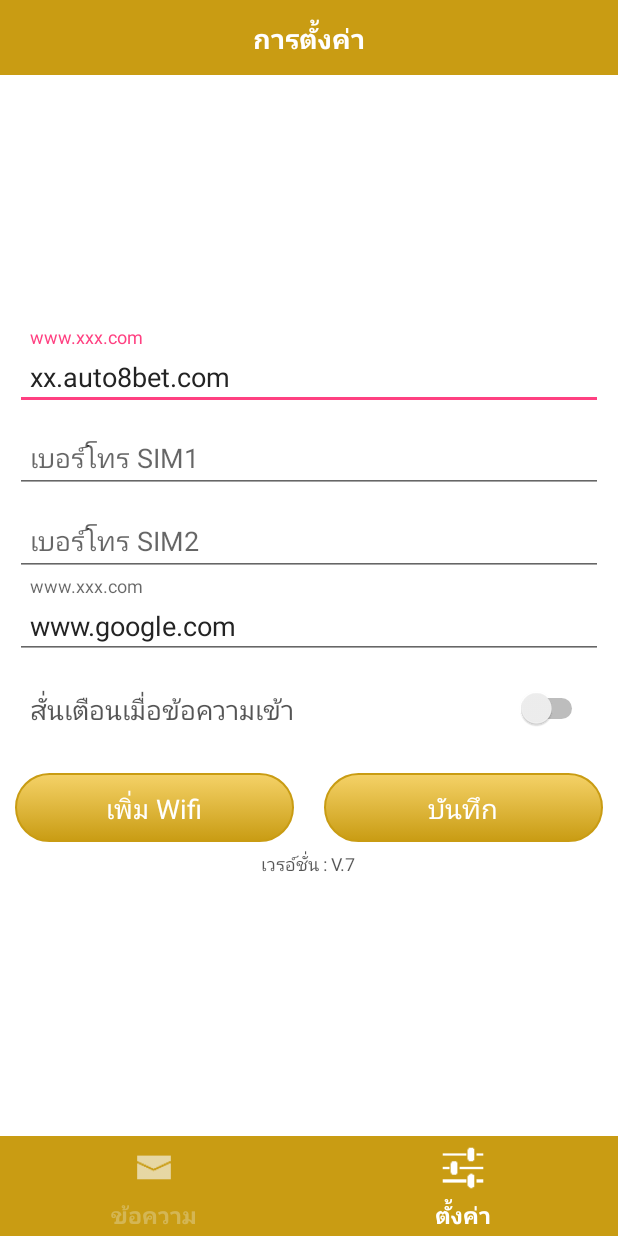
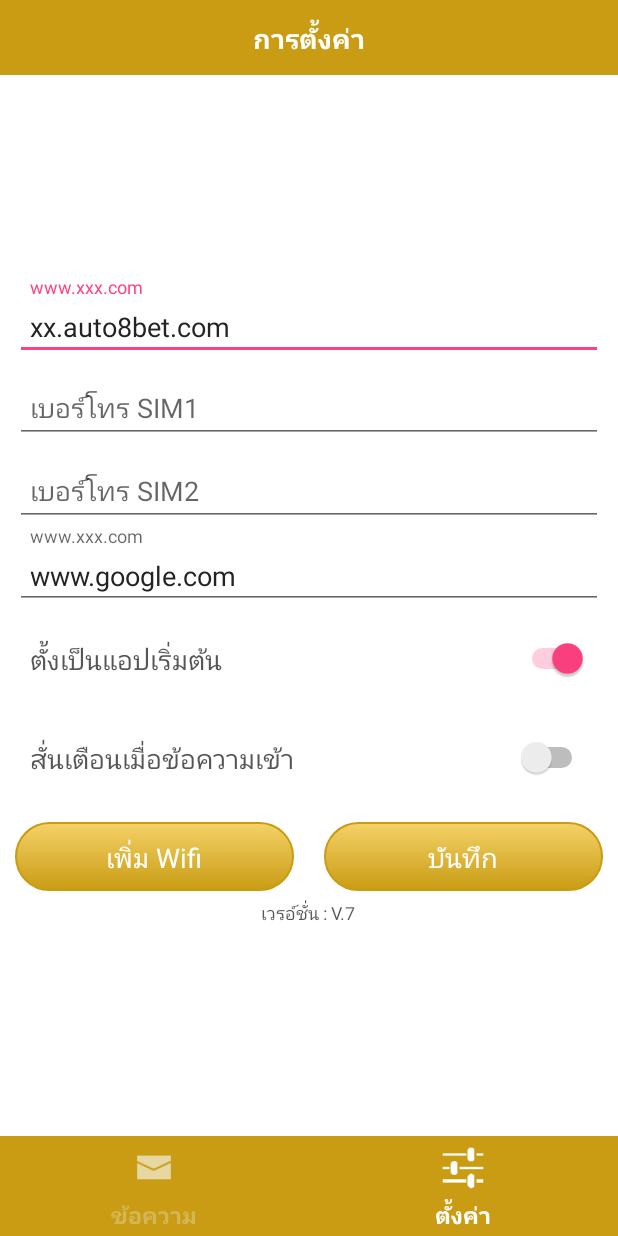
Before and after one commit to mvksc/SC_SmsCall8New, an Android app: the screen it shows after launch (MainActivity), on a phone screen of 412 x 824 dp. Run offline under Robolectric (Android 15) with nearby library versions, the phone set to English and light mode, and no system bars; libraries missing offline, so code that uses them is left out: com.inthecheesefactory.thecheeselibrary, com.squareup.okhttp, com.squareup.otto; 5 statements that could not run were skipped.

Commit message:
add set default app V8

```diff
--- a/app/src/main/AndroidManifest.xml
+++ b/app/src/main/AndroidManifest.xml
@@ -25,7 +25,8 @@
         android:icon="@mipmap/ic_launcher"
         android:label="@string/app_name"
         android:theme="@style/AppTheme"
-        android:name=".MainApplication">
+        android:name=".MainApplication"
+        android:fullBackupContent="false">
         <activity
             android:name=".MainActivity"
             android:label="@string/app_name"
--- a/app/src/main/res/layout/fragment_setting.xml
+++ b/app/src/main/res/layout/fragment_setting.xml
@@ -153,6 +153,21 @@
                                 android:textSize="@dimen/text_size_editext_login"
                                 />
                         </com.google.android.material.textfield.TextInputLayout>
+                    </LinearLayout>
+                    <LinearLayout
+                        android:layout_width="match_parent"
+                        android:layout_height="wrap_content"
+                        android:orientation="horizontal"
+                        android:paddingTop="@dimen/pad_edittext_login"
+                        android:paddingBottom="@dimen/pad_edittext_login">
+                        <Switch
+                            android:id="@+id/swSmsDefault"
+                            android:layout_width="match_parent"
+                            android:layout_height="wrap_content"
+                            android:textColor="#AA000000"
+                            android:padding="@dimen/pad_edittext_login"
+                            android:text="@string/txt_default_sms"
+                            android:textSize="@dimen/text_size_editext_login"/>
                     </LinearLayout>
                     <LinearLayout
                         android:layout_width="match_parent"
--- a/app/src/main/res/values/strings.xml
+++ b/app/src/main/res/values/strings.xml
@@ -17,4 +17,5 @@
     <string name="txt_exit_app">กดอีกครั้งเพื่อออกจากแอพ</string>
     <string name="txt_alert_sms">สั่นเตือนเมื่อข้อความเข้า</string>
     <string name="txt_sms_from_server">แสดงข้อความในเครื่อง</string>
+    <string name="txt_default_sms">ตั้งเป็นแอปเริ่มต้น</string>
 </resources>
```
Also changed, not shown: app/src/main/java/sc/dmev/sgsemhists/MainActivity.java (+14 -1 lines), app/src/main/java/sc/dmev/sgsemhists/setting/SettingFragment.java (+61 -2 lines), 1 other file.
